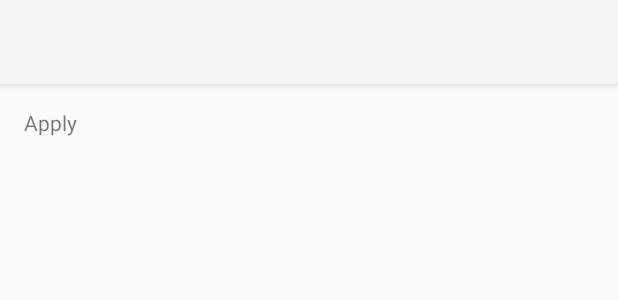
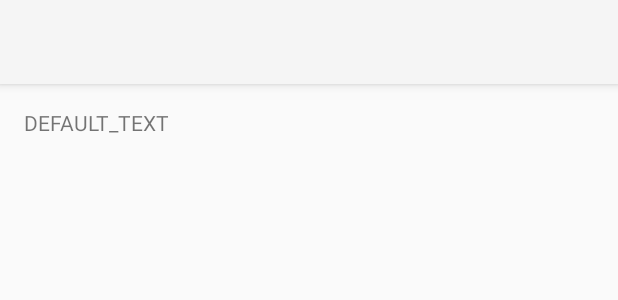
Before and after one commit to ProHax212/RateMyBusinessPartners, an Android app: the layout activity_view_review.xml on its own in the app's theme, with its tools: preview values and no code run, on a phone screen of 412 x 824 dp. Shown: the top 300 px of the screen. Run offline under Robolectric (Android 15) with nearby library versions, the phone set to English and light mode, and no system bars.

Commit message:
ViewReview page now shows the String representation of the review.  I still have to add the rating bar for the page.  I also want to add more functionality to the page, just haven't thought of what yet.

```diff
--- a/app/src/main/java/seniordesign/ratemybusinesspartners/WriteReview.java
+++ b/app/src/main/java/seniordesign/ratemybusinesspartners/WriteReview.java
@@ -8,6 +8,7 @@ import android.support.design.widget.Snackbar;
 import android.support.v7.app.AppCompatActivity;
 import android.support.v7.widget.Toolbar;
 import android.util.Log;
+import android.view.KeyEvent;
 import android.view.View;
 import android.widget.CheckBox;
 import android.widget.EditText;
--- a/app/src/main/res/layout/content_view_review.xml
+++ b/app/src/main/res/layout/content_view_review.xml
@@ -14,11 +14,11 @@
 
 
     <TextView
-        android:layout_width="wrap_content"
+        android:layout_width="match_parent"
         android:layout_height="wrap_content"
-        android:id="@+id/textView2"
+        android:text="@string/view_review_default_text"
+        android:id="@+id/viewReviewTextReview"
         android:layout_alignParentTop="true"
         android:layout_alignParentLeft="true"
-        android:layout_alignParentStart="true"
-        android:text="@string/review_results_filter_button"/>
+        android:layout_alignParentStart="true" />
 </RelativeLayout>
--- a/app/src/main/res/values/strings.xml
+++ b/app/src/main/res/values/strings.xml
@@ -70,5 +70,6 @@
     <string name="write_review_anonymous_checkbox">Anonymous Review</string>
 
     <!-- View Review Strings -->
+    <string name="view_review_default_text">DEFAULT_TEXT</string>
 
 </resources>
```
Also changed, not shown: app/src/main/java/seniordesign/ratemybusinesspartners/CompanyProfile.java (+16 -3 lines), app/src/main/java/seniordesign/ratemybusinesspartners/ViewReview.java (+16 -9 lines), app/src/main/java/seniordesign/ratemybusinesspartners/models/Review.java (+59 -1 lines).
